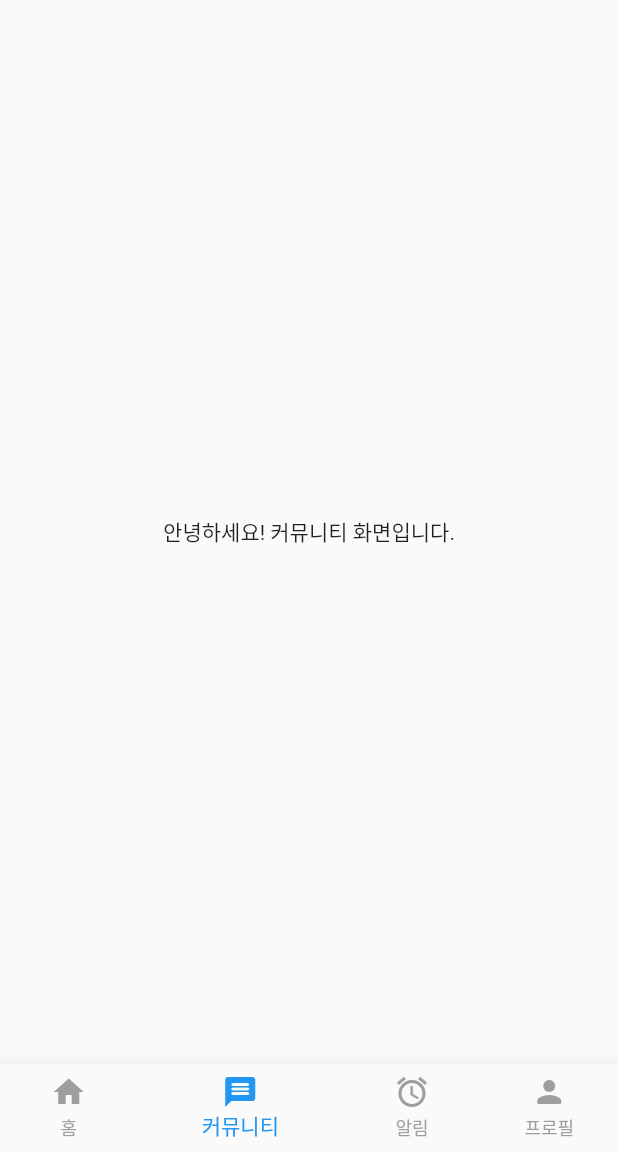
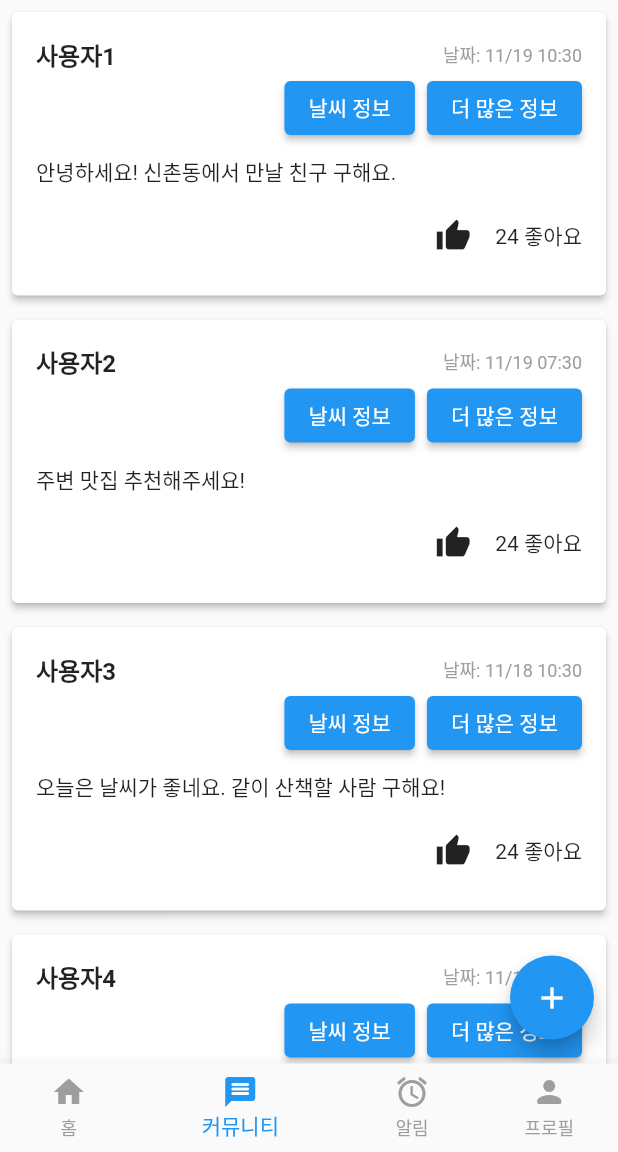
Before and after one commit to kimnerd625/ddasigae_flutter, a Flutter app: the screen it shows after launch, item 2 of the bottom bar chosen, on a phone screen of 412 x 824 dp, the part 84-1236 px from its top. Run offline on Flutter 3.47's test engine with Material 2 defaults, Android fonts, the phone set to English and light mode, and no system bars.

Commit message:
style: 커뮤니티 스크린 UI 구현
style: 커뮤니티 스크린 UI 구현

```diff
--- a/lib/screens/community_screen.dart
+++ b/lib/screens/community_screen.dart
@@ -1,4 +1,5 @@
 import 'package:flutter/material.dart';
+import 'package:intl/intl.dart';
 
 class CommunityScreen extends StatelessWidget {
   const CommunityScreen({super.key});
@@ -10,8 +11,141 @@ class CommunityScreen extends StatelessWidget {
         backgroundColor: Colors.white,
         elevation: 0,
       ),
-      body: const Center(
-        child: Text('안녕하세요! 커뮤니티 화면입니다.'),
+      body: const CommunityPostList(), // 지역 게시글 목록 위젯 추가
+      floatingActionButton: FloatingActionButton(
+        onPressed: () {
+          // 글 작성 버튼 클릭 시 동작
+          // 여기에 글 작성 화면으로 이동하는 코드를 추가하세요.
+        },
+        backgroundColor: Colors.blue,
+        child: const Icon(Icons.add),
+      ),
+      floatingActionButtonLocation: FloatingActionButtonLocation.endFloat,
+    );
+  }
+}
+
+class CommunityPostList extends StatelessWidget {
+  const CommunityPostList({super.key});
+
+  @override
+  Widget build(BuildContext context) {
+    // 가상의 게시글 데이터 목록
+    List<CommunityPostData> posts = [
+      CommunityPostData(
+        author: '사용자1',
+        content: '안녕하세요! 신촌동에서 만날 친구 구해요.',
+        date: DateTime.now(),
+      ),
+      CommunityPostData(
+        author: '사용자2',
+        content: '주변 맛집 추천해주세요!',
+        date: DateTime.now().subtract(const Duration(hours: 3)),
+      ),
+      CommunityPostData(
+        author: '사용자3',
+        content: '오늘은 날씨가 좋네요. 같이 산책할 사람 구해요!',
+        date: DateTime.now().subtract(const Duration(days: 1)),
+      ),
+      CommunityPostData(
+        author: '사용자4',
+        content: '오늘은 날씨가 좋네요. 같이 산책할 사람 구해요!',
+        date: DateTime.now().subtract(const Duration(days: 1)),
+      ),
+      // ... 추가적인 게시글 데이터
+    ];
+
+    return ListView.builder(
+      itemCount: posts.length,
+      itemBuilder: (context, index) {
+        return CommunityPostCard(data: posts[index]);
+      },
+    );
+  }
+}
+
+class CommunityPostData {
+  final String author;
+  final String content;
+  final DateTime date;
+
+  CommunityPostData({
+    required this.author,
+    required this.content,
+    required this.date,
+  });
+}
+
+class CommunityPostCard extends StatelessWidget {
+  final CommunityPostData data;
+
+  const CommunityPostCard({Key? key, required this.data}) : super(key: key);
+
+  @override
+  Widget build(BuildContext context) {
+    return Card(
+      elevation: 2.0,
+      margin: const EdgeInsets.all(8.0),
+      child: Padding(
+        padding: const EdgeInsets.all(16.0),
+        child: Column(
+          crossAxisAlignment: CrossAxisAlignment.start,
+          children: [
+            Row(
+              mainAxisAlignment: MainAxisAlignment.spaceBetween,
+              children: [
+                Text(
+                  data.author,
+                  style: const TextStyle(
+                    fontSize: 16.0,
+                    fontWeight: FontWeight.bold,
+                  ),
+                ),
+                Text(
+                  '날짜: ${DateFormat('MM/dd HH:mm').format(data.date)}',
+                  style: const TextStyle(
+                    fontSize: 12.0,
+                    color: Colors.grey,
+                  ),
+                ),
+              ],
+            ),
+            Row(
+              mainAxisAlignment: MainAxisAlignment.end,
+              children: [
+                ElevatedButton(
+                  onPressed: () {
+                    // 첫 번째 버튼(날씨 정보 버튼)을 눌렀을 때의 동작
+                  },
+                  child: const Text('날씨 정보'),
+                ),
+                const SizedBox(width: 8.0),
+                ElevatedButton(
+                  onPressed: () {
+                    // 두 번째 버튼(더 많은 정보 버튼)을 눌렀을 때의 동작
+                  },
+                  child: const Text('더 많은 정보'),
+                ),
+              ],
+            ),
+            const SizedBox(height: 8.0),
+            Text(data.content),
+            const SizedBox(height: 8.0),
+            Row(
+              mainAxisAlignment: MainAxisAlignment.end,
+              children: [
+                IconButton(
+                  icon: const Icon(Icons.thumb_up),
+                  onPressed: () {
+                    // 좋아요 버튼을 눌렀을 때의 동작
+                  },
+                ),
+                const SizedBox(width: 4.0),
+                const Text('24 좋아요'),
+              ],
+            ),
+          ],
+        ),
       ),
     );
   }
```
